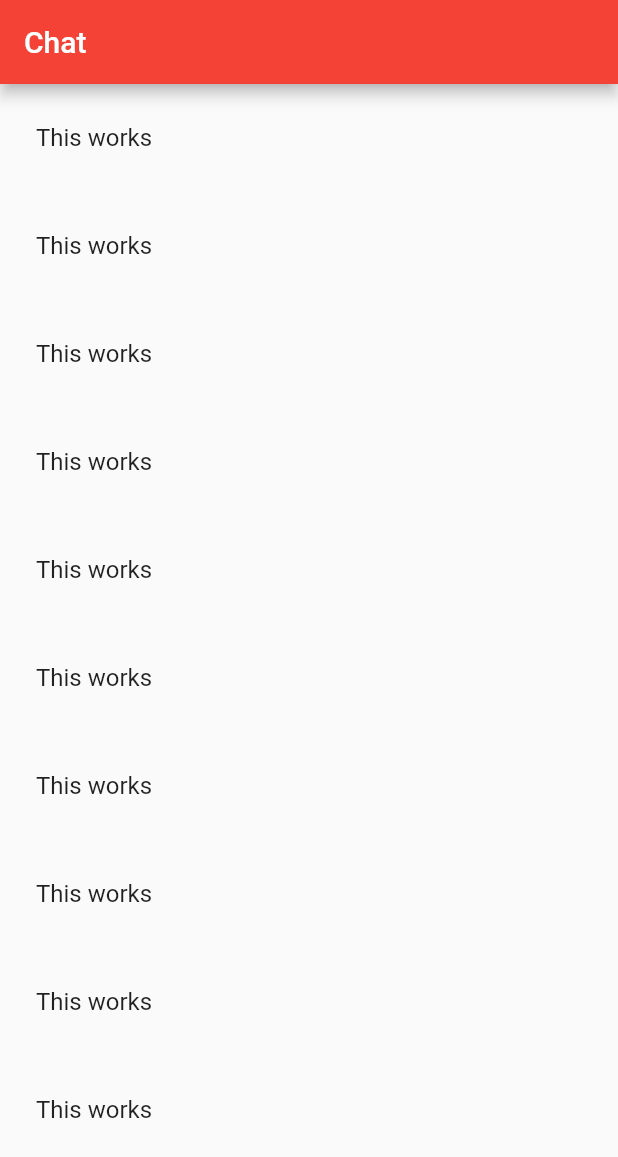
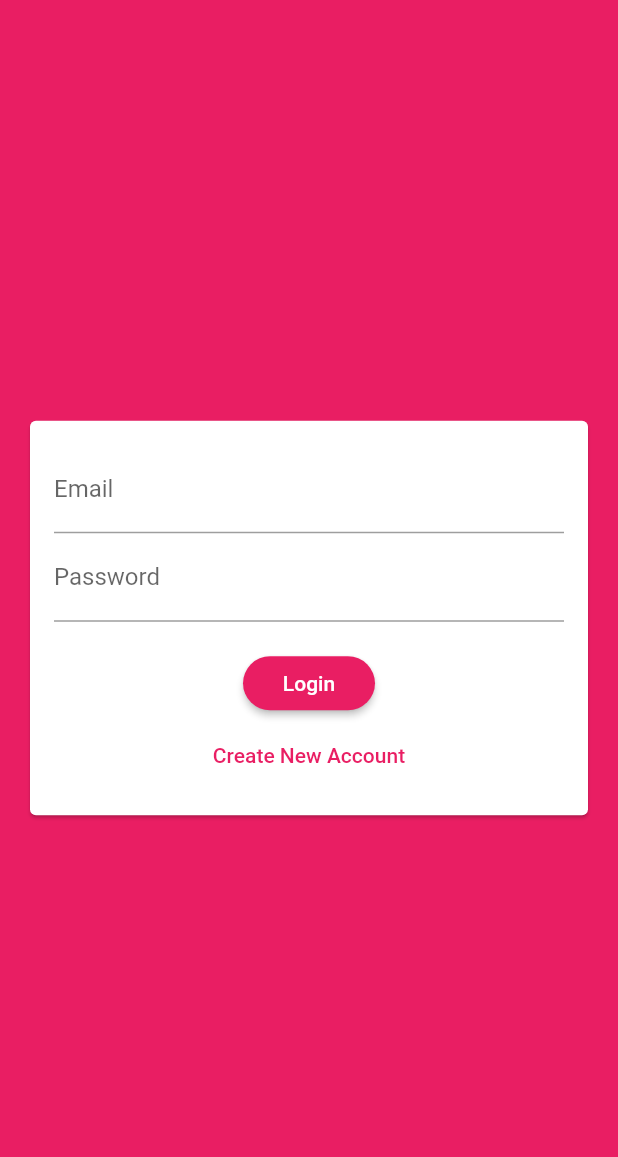
Before and after one commit to Kofi-Astro/flutter_chat, a Flutter app: the screen it shows after launch, on a phone screen of 412 x 824 dp. Shown: the top 1157 px of the screen. Run offline on Flutter 3.47's test engine with Material 2 defaults, Android fonts, the phone set to English and light mode, and no system bars; our stand-ins replace cloud_firestore, firebase_auth, firebase_core; accounts and stored records are empty.

```diff
--- a/lib/main.dart
+++ b/lib/main.dart
@@ -1,8 +1,12 @@
+import 'package:firebase_core/firebase_core.dart';
 import 'package:flutter/material.dart';
+import 'package:flutter_chat/screens/auth_screen.dart';
 
 import './screens/chat_screen.dart';
 
-void main() {
+void main() async {
+  WidgetsFlutterBinding.ensureInitialized();
+  await Firebase.initializeApp();
   runApp(MyApp());
 }
 
@@ -12,10 +16,22 @@ class MyApp extends StatelessWidget {
     return MaterialApp(
       title: 'Flutter Chat',
       theme: ThemeData(
-        primarySwatch: Colors.red,
-        accentColor: Colors.purple,
+        primarySwatch: Colors.pink,
+        backgroundColor: Colors.pink,
+        accentColor: Colors.deepPurple,
+        accentColorBrightness: Brightness.dark,
+        buttonTheme: ButtonTheme.of(context).copyWith(
+          buttonColor: Colors.pink,
+          textTheme: ButtonTextTheme.primary,
+          shape: RoundedRectangleBorder(
+            borderRadius: BorderRadius.circular(20),
+          ),
+        ),
       ),
-      home: ChatScreen(),
+      home: AuthScreen(),
+      routes: {
+        ChatScreen.routeName: (context) => ChatScreen(),
+      },
     );
   }
 }
--- a/lib/screens/auth_screen.dart
+++ b/lib/screens/auth_screen.dart
@@ -1,4 +1,9 @@
+import 'package:firebase_auth/firebase_auth.dart';
 import 'package:flutter/material.dart';
+import 'package:flutter/services.dart';
+import 'package:cloud_firestore/cloud_firestore.dart';
+
+import '../widgets/auth/auth_form.dart';
 
 class AuthScreen extends StatefulWidget {
   @override
@@ -6,8 +11,70 @@ class AuthScreen extends StatefulWidget {
 }
 
 class _AuthScreenState extends State<AuthScreen> {
+  final _auth = FirebaseAuth.instance;
+  bool _isLoading = false;
+
+  void _submitForm(
+    String email,
+    String username,
+    String password,
+    bool isLogin,
+    BuildContext context,
+  ) async {
+    UserCredential userCredential;
+
+    try {
+      setState(() {
+        _isLoading = true;
+      });
+      if (isLogin) {
+        userCredential = await _auth.signInWithEmailAndPassword(
+          email: email,
+          password: password,
+        );
+      } else {
+        userCredential = await _auth.createUserWithEmailAndPassword(
+          email: email,
+          password: password,
+        );
+
+        await FirebaseFirestore.instance
+            .collection('user')
+            .doc(userCredential.user.uid)
+            .set({
+          'username': username,
+          'email': email,
+        });
+      }
+    } on FirebaseAuthException catch (error) {
+      var message = 'An error occurred please check your credentials';
+
+      if (error.message != null) {
+        message = error.message;
+      }
+
+      Scaffold.of(context).showSnackBar(
+        SnackBar(
+          content: Text(message),
+          backgroundColor: Theme.of(context).errorColor,
+        ),
+      );
+      setState(() {
+        _isLoading = false;
+      });
+    } catch (error) {
+      print(error);
+      setState(() {
+        _isLoading = false;
+      });
+    }
+  }
+
   @override
   Widget build(BuildContext context) {
-    return Container();
+    return Scaffold(
+      backgroundColor: Theme.of(context).primaryColor,
+      body: AuthForm(_submitForm, _isLoading),
+    );
   }
 }
--- /dev/null
+++ b/lib/widgets/auth/auth_form.dart
@@ -0,0 +1,129 @@
+import 'package:flutter/material.dart';
+
+class AuthForm extends StatefulWidget {
+  final void Function(
+    String email,
+    String username,
+    String password,
+    bool isLogin,
+    BuildContext context,
+  ) submitFn;
+
+  final bool isLoading;
+
+  AuthForm(this.submitFn, this.isLoading);
+  @override
+  _AuthFormState createState() => _AuthFormState();
+}
+
+class _AuthFormState extends State<AuthForm> {
+  final _formKey = GlobalKey<FormState>();
+  bool _isLogin = true;
+  String _emailAddress;
+  String _password;
+  String _userName;
+
+  void _trySubmit() {
+    final isValid = _formKey.currentState.validate();
+    FocusScope.of(context).unfocus();
+
+    if (isValid) {
+      _formKey.currentState.save();
+      widget.submitFn(
+        _emailAddress,
+        _userName,
+        _password,
+        _isLogin,
+        context,
+      );
+    }
+  }
+
+  @override
+  Widget build(BuildContext context) {
+    return Center(
+      child: Card(
+        margin: EdgeInsets.all(20),
+        child: SingleChildScrollView(
+          child: Padding(
+            padding: EdgeInsets.all(16),
+            child: Form(
+              key: _formKey,
+              child: Column(
+                children: [
+                  TextFormField(
+                    key: ValueKey('email'),
+                    keyboardType: TextInputType.emailAddress,
+                    decoration: InputDecoration(labelText: 'Email'),
+                    validator: (value) {
+                      if (value.isEmpty || !value.contains('@')) {
+                        return 'Enter a valid email address';
+                      }
+
+                      return null;
+                    },
+                    onSaved: (value) {
+                      _emailAddress = value;
+                    },
+                  ),
+                  if (!_isLogin)
+                    TextFormField(
+                      key: ValueKey('username'),
+                      keyboardType: TextInputType.name,
+                      decoration: InputDecoration(labelText: 'Username'),
+                      validator: (value) {
+                        if (value.isEmpty || value.length < 4) {
+                          return 'Enter a valid username';
+                        }
+
+                        return null;
+                      },
+                      onSaved: (value) {
+                        _userName = value;
+                      },
+                    ),
+                  TextFormField(
+                    key: ValueKey('password'),
+                    obscureText: true,
+                    decoration: InputDecoration(labelText: 'Password'),
+                    validator: (value) {
+                      if (value.isEmpty || value.length < 7) {
+                        return 'Enter a valid password with at least 7 characters';
+                      }
+
+                      return null;
+                    },
+                    onSaved: (value) {
+                      _password = value;
+                    },
+                  ),
+                  SizedBox(
+                    height: 17,
+                  ),
+                  if (widget.isLoading) CircularProgressIndicator(),
+                  if (!widget.isLoading)
+                    RaisedButton(
+                      child: Text(_isLogin ? 'Login' : 'SignUp'),
+                      onPressed: _trySubmit,
+                    ),
+                  if (!widget.isLoading)
+                    FlatButton(
+                      textColor: Theme.of(context).primaryColor,
+                      child: Text(_isLogin
+                          ? 'Create New Account'
+                          : 'Already have an account'),
+                      onPressed: () {
+                        setState(() {
+                          _isLogin = !_isLogin;
+                        });
+                      },
+                    ),
+                ],
+              ),
+            ),
+          ),
+        ),
+      ),
+    );
+  }
+}
```
Also changed, not shown: lib/screens/chat_screen.dart (+33 -8 lines), 1 other file.
